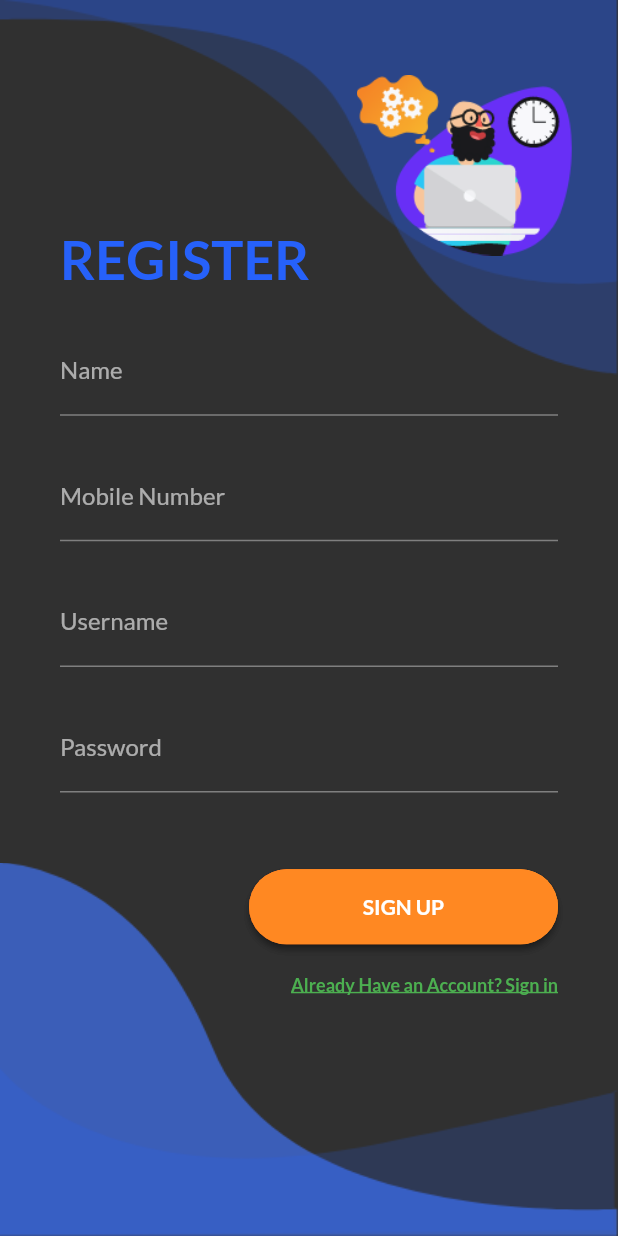
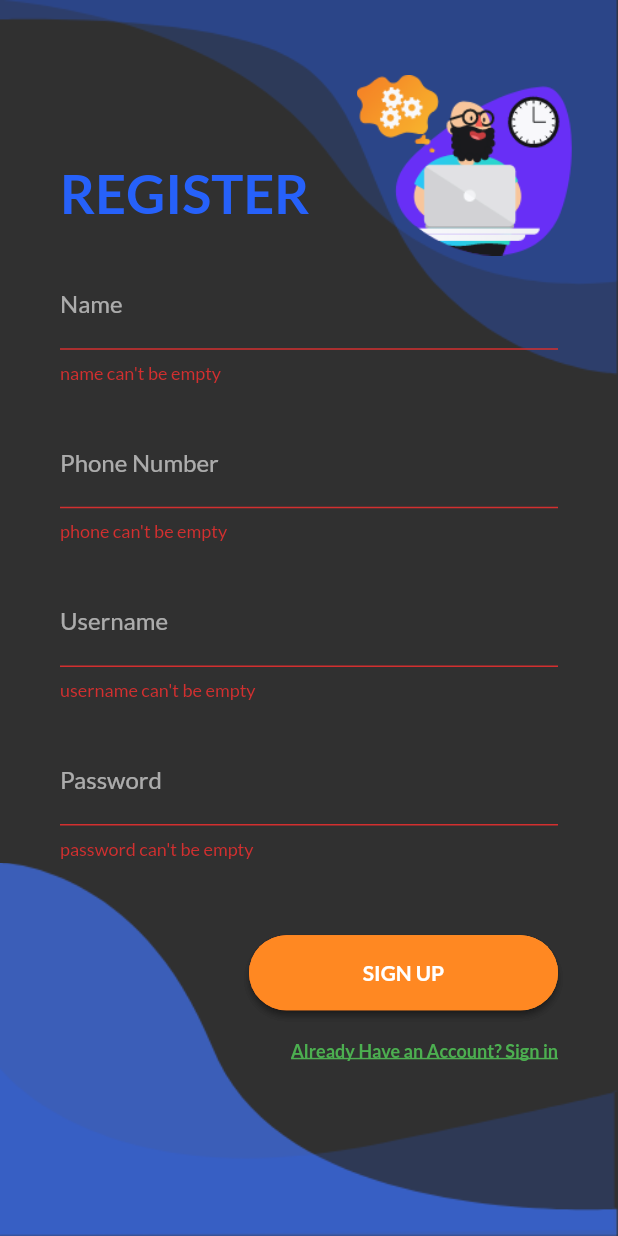
Before and after one commit to restless226/flutter-fit, a Flutter app: the screen it shows after launch, after a tap on "Don't Have an Account? Sign up", on a phone screen of 412 x 824 dp. Run offline on Flutter 3.47's test engine with Material 2 defaults, Android fonts, the phone set to English and light mode, and no system bars; our stand-ins replace share_plus.

Commit message:
added text field validations

```diff
--- a/lib/authentication/login.dart
+++ b/lib/authentication/login.dart
@@ -1,9 +1,31 @@
+// ignore_for_file: must_be_immutable
+
 import 'package:flutter/material.dart';
+import 'package:pbl_fitness_app/authentication/register.dart';
 import 'package:pbl_fitness_app/components/background.dart';
-import 'file:///D:/Users/USER/AndroidStudioProjects/pbl_fitness_app/lib/authentication/register.dart';
 import '../screens/home_screen.dart';
 
-class LoginScreen extends StatelessWidget {
+class LoginScreen extends StatefulWidget {
+  @override
+  State<LoginScreen> createState() => _LoginScreenState();
+}
+
+class _LoginScreenState extends State<LoginScreen> {
+  TextEditingController _usernameController = TextEditingController();
+
+  TextEditingController _passwordController = TextEditingController();
+
+  String? get _errorTextUsername {
+    if (_usernameController.text.isEmpty) return 'username can\'t be empty';
+    return null;
+  }
+
+  String? get _errorTextPassword {
+    if (_passwordController.text.isEmpty) return 'password can\'t be empty';
+    if (_passwordController.text.length < 5) return 'password is too short';
+    return null;
+  }
+
   @override
   Widget build(BuildContext context) {
     Size size = MediaQuery.of(context).size;
@@ -22,57 +44,53 @@ class LoginScreen extends StatelessWidget {
                 style: TextStyle(
                     fontWeight: FontWeight.bold,
                     color: Color(0xFF2661FA),
-                  fontSize: 36
-                ),
+                    fontSize: 36),
                 textAlign: TextAlign.left,
               ),
             ),
-
             SizedBox(height: size.height * 0.03),
-
             Container(
               alignment: Alignment.center,
               margin: EdgeInsets.symmetric(horizontal: 40),
               child: TextField(
+                controller: _usernameController,
+                onChanged: (text) => setState(() => _usernameController.text),
                 decoration: InputDecoration(
-                  labelText: "Username"
+                  labelText: "Username",
+                  errorText: _errorTextUsername,
                 ),
               ),
             ),
-
             SizedBox(height: size.height * 0.03),
-
             Container(
               alignment: Alignment.center,
               margin: EdgeInsets.symmetric(horizontal: 40),
               child: TextField(
+                controller: _passwordController,
+                onChanged: (text) => setState(() => _passwordController.text),
                 decoration: InputDecoration(
-                  labelText: "Password"
+                  labelText: "Password",
+                  errorText: _errorTextPassword,
                 ),
                 obscureText: true,
               ),
             ),
-
             Container(
               alignment: Alignment.centerRight,
               margin: EdgeInsets.symmetric(horizontal: 40, vertical: 10),
               child: Text(
                 "Forgot your password?",
-                style: TextStyle(
-                  fontSize: 12,
-                  color: Color(0XFF2661FA)
+                style: TextStyle(fontSize: 12, color: Color(0XFF2661FA)),
               ),
             ),
-            ),
-
             SizedBox(height: size.height * 0.05),
-
             Container(
               alignment: Alignment.centerRight,
               margin: EdgeInsets.symmetric(horizontal: 40, vertical: 10),
               child: RaisedButton(
                 onPressed: () {},
-                shape: RoundedRectangleBorder(borderRadius: BorderRadius.circular(80.0)),
+                shape: RoundedRectangleBorder(
+                    borderRadius: BorderRadius.circular(80.0)),
                 textColor: Colors.white,
                 padding: const EdgeInsets.all(0),
                 child: Container(
@@ -81,23 +99,22 @@ class LoginScreen extends StatelessWidget {
                   width: size.width * 0.5,
                   decoration: BoxDecoration(
                       borderRadius: BorderRadius.circular(80.0),
-                    gradient: LinearGradient(
-                      colors: [
+                      gradient: LinearGradient(colors: [
                         Color.fromARGB(255, 255, 136, 34),
                         Color.fromARGB(255, 255, 177, 41)
-                      ]
-                    )
-                  ),
+                      ])),
                   padding: const EdgeInsets.all(0),
-
                   child: SizedBox(
                     width: double.infinity,
                     height: double.infinity,
                     child: RaisedButton(
-                      //TODO
-                      onPressed: (){
+                      onPressed: () {
+                        if (_errorTextUsername == null && _errorTextPassword == null) {
                           Navigator.push(
-                            context,MaterialPageRoute(builder: (BuildContext context) => HomeScreen()));
+                            context,
+                            MaterialPageRoute(builder: (BuildContext context) => HomeScreen()),
+                          );
+                        }
                       },
                       shape: RoundedRectangleBorder(
                         borderRadius: BorderRadius.circular(80),
@@ -107,9 +124,7 @@ class LoginScreen extends StatelessWidget {
                       child: Text(
                         "LOGIN",
                         textAlign: TextAlign.center,
-                        style: TextStyle(
-                            fontWeight: FontWeight.bold
-                        ),
+                        style: TextStyle(fontWeight: FontWeight.bold),
                       ),
                     ),
                   ),
@@ -121,7 +136,8 @@ class LoginScreen extends StatelessWidget {
               margin: EdgeInsets.symmetric(horizontal: 40, vertical: 10),
               child: GestureDetector(
                 onTap: () => {
-                  Navigator.push(context, MaterialPageRoute(builder: (context) => RegisterScreen()))
+                  Navigator.push(context,
+                      MaterialPageRoute(builder: (context) => RegisterScreen()))
                 },
                 child: Text(
                   "Don't Have an Account? Sign up",
--- a/lib/authentication/register.dart
+++ b/lib/authentication/register.dart
@@ -1,15 +1,51 @@
+import 'package:flutter/cupertino.dart';
 import 'package:flutter/material.dart';
 import 'package:pbl_fitness_app/components/background.dart';
 import 'package:pbl_fitness_app/screens/home_screen.dart';
 import 'login.dart';
 
-class RegisterScreen extends StatelessWidget {
+class RegisterScreen extends StatefulWidget {
+  @override
+  State<RegisterScreen> createState() => _RegisterScreenState();
+}
+
+class _RegisterScreenState extends State<RegisterScreen> {
+  TextEditingController _nameController = TextEditingController();
+  TextEditingController _phoneController = TextEditingController();
+  TextEditingController _usernameController = TextEditingController();
+  TextEditingController _passwordController = TextEditingController();
+
+  String? get _errorTextName {
+    if (_nameController.text.isEmpty) return 'name can\'t be empty';
+    return null;
+  }
+
+  String? get _errorTextPhone {
+    if (_phoneController.text.isEmpty) return 'phone can\'t be empty';
+    if (_phoneController.text.length != 10)
+      return 'phone number must be of 10 digits';
+    return null;
+  }
+
+  String? get _errorTextUsername {
+    if (_usernameController.text.isEmpty) return 'username can\'t be empty';
+    return null;
+  }
+
+  String? get _errorTextPassword {
+    if (_passwordController.text.isEmpty) return 'password can\'t be empty';
+    if (_passwordController.text.length < 5) return 'password is too short';
+    return null;
+  }
+
   @override
   Widget build(BuildContext context) {
     Size size = MediaQuery.of(context).size;
 
     return Scaffold(
-      body: Background(
+      body: SingleChildScrollView(
+        scrollDirection: Axis.vertical,
+        child: Background(
           key: Key('register'),
           child: Column(
             mainAxisAlignment: MainAxisAlignment.center,
@@ -22,69 +58,71 @@ class RegisterScreen extends StatelessWidget {
                   style: TextStyle(
                       fontWeight: FontWeight.bold,
                       color: Color(0xFF2661FA),
-                  fontSize: 36
-                ),
+                      fontSize: 36),
                   textAlign: TextAlign.left,
                 ),
               ),
-
               SizedBox(height: size.height * 0.03),
-
               Container(
                 alignment: Alignment.center,
                 margin: EdgeInsets.symmetric(horizontal: 40),
                 child: TextField(
+                  controller: _nameController,
+                  onChanged: (text) => setState(() => _nameController.text),
                   decoration: InputDecoration(
-                  labelText: "Name"
+                    labelText: "Name",
+                    errorText: _errorTextName,
                   ),
                 ),
               ),
-
               SizedBox(height: size.height * 0.03),
-
               Container(
                 alignment: Alignment.center,
                 margin: EdgeInsets.symmetric(horizontal: 40),
                 child: TextField(
+                  controller: _phoneController,
+                  onChanged: (text) => setState(() => _phoneController.text),
                   decoration: InputDecoration(
-                  labelText: "Mobile Number"
+                    labelText: "Phone Number",
+                    errorText: _errorTextPhone,
                   ),
                 ),
               ),
-
               SizedBox(height: size.height * 0.03),
-
               Container(
                 alignment: Alignment.center,
                 margin: EdgeInsets.symmetric(horizontal: 40),
                 child: TextField(
+                  controller: _usernameController,
+                  onChanged: (text) => setState(() => _usernameController.text),
                   decoration: InputDecoration(
-                  labelText: "Username"
+                    labelText: "Username",
+                    errorText: _errorTextUsername,
                   ),
                 ),
               ),
-
               SizedBox(height: size.height * 0.03),
-
               Container(
                 alignment: Alignment.center,
                 margin: EdgeInsets.symmetric(horizontal: 40),
                 child: TextField(
+                  controller: _passwordController,
+                  onChanged: (text) => setState(() => _passwordController.text),
                   decoration: InputDecoration(
-                  labelText: "Password"
+                    labelText: "Password",
+                    errorText: _errorTextPassword,
                   ),
                   obscureText: true,
                 ),
               ),
-
               SizedBox(height: size.height * 0.05),
-
               Container(
                 alignment: Alignment.centerRight,
                 margin: EdgeInsets.symmetric(horizontal: 40, vertical: 10),
                 child: RaisedButton(
                   onPressed: () {},
-                shape: RoundedRectangleBorder(borderRadius: BorderRadius.circular(80.0)),
+                  shape: RoundedRectangleBorder(
+                      borderRadius: BorderRadius.circular(80.0)),
                   textColor: Colors.white,
                   padding: const EdgeInsets.all(0),
                   child: Container(
@@ -93,22 +131,25 @@ class RegisterScreen extends StatelessWidget {
                     width: size.width * 0.5,
                     decoration: new BoxDecoration(
                         borderRadius: BorderRadius.circular(80.0),
-                    gradient: new LinearGradient(
-                      colors: [
+                        gradient: new LinearGradient(colors: [
                           Color.fromARGB(255, 255, 136, 34),
                           Color.fromARGB(255, 255, 177, 41)
-                      ]
-                    )
-                  ),
+                        ])),
                     padding: const EdgeInsets.all(0),
                     child: SizedBox(
                       width: double.infinity,
                       height: double.infinity,
                       child: RaisedButton(
-                      //TODO
-                      onPressed: (){
+                        onPressed: () {
+                          if (_errorTextName == null &&
+                              _errorTextPhone == null &&
+                              _errorTextUsername == null &&
+                              _errorTextPassword == null)
                             Navigator.push(
-                            context,MaterialPageRoute(builder: (BuildContext context) => HomeScreen()));
+                                context,
+                                MaterialPageRoute(
+                                    builder: (BuildContext context) =>
+                                        HomeScreen()));
                         },
                         shape: RoundedRectangleBorder(
                           borderRadius: BorderRadius.circular(80),
@@ -118,22 +159,20 @@ class RegisterScreen extends StatelessWidget {
                         child: Text(
                           "SIGN UP",
                           textAlign: TextAlign.center,
-                        style: TextStyle(
-                            fontWeight: FontWeight.bold
+                          style: TextStyle(fontWeight: FontWeight.bold),
                         ),
                       ),
                     ),
                   ),
                 ),
               ),
-            ),
-
               Container(
                 alignment: Alignment.centerRight,
                 margin: EdgeInsets.symmetric(horizontal: 40, vertical: 10),
                 child: GestureDetector(
                   onTap: () => {
-                  Navigator.push(context, MaterialPageRoute(builder: (context) => LoginScreen()))
+                    Navigator.push(context,
+                        MaterialPageRoute(builder: (context) => LoginScreen()))
                   },
                   child: Text(
                     "Already Have an Account? Sign in",
@@ -149,6 +188,7 @@ class RegisterScreen extends StatelessWidget {
             ],
           ),
         ),
+      ),
     );
   }
 }
--- a/lib/screens/drawer_screen.dart
+++ b/lib/screens/drawer_screen.dart
@@ -8,7 +8,7 @@ import 'package:pbl_fitness_app/screens/settings_screen.dart';
 import 'package:pbl_fitness_app/screens/yoga_screen.dart';
 import 'package:pbl_fitness_app/widgets/dark_theme_widget.dart';
 // ignore: import_of_legacy_library_into_null_safe
-import 'package:share/share.dart';
+import 'package:share_plus/share_plus.dart';
 import 'about.dart';
 import 'gym_screen.dart';
 import 'health_tips.dart';
--- a/pubspec.yaml
+++ b/pubspec.yaml
@@ -27,7 +27,7 @@ dependencies:
   # The following adds the Cupertino Icons font to your application.
   # Use with the CupertinoIcons class for iOS style icons.
   cupertino_icons: ^0.1.3
-  share: ^0.6.2+3
+  share_plus: 4.0.10
 
 dev_dependencies:
   flutter_test:
```
Also changed, not shown: pubspec.lock, 1 other file. Lines whose indentation alone changed are shown as unchanged.
